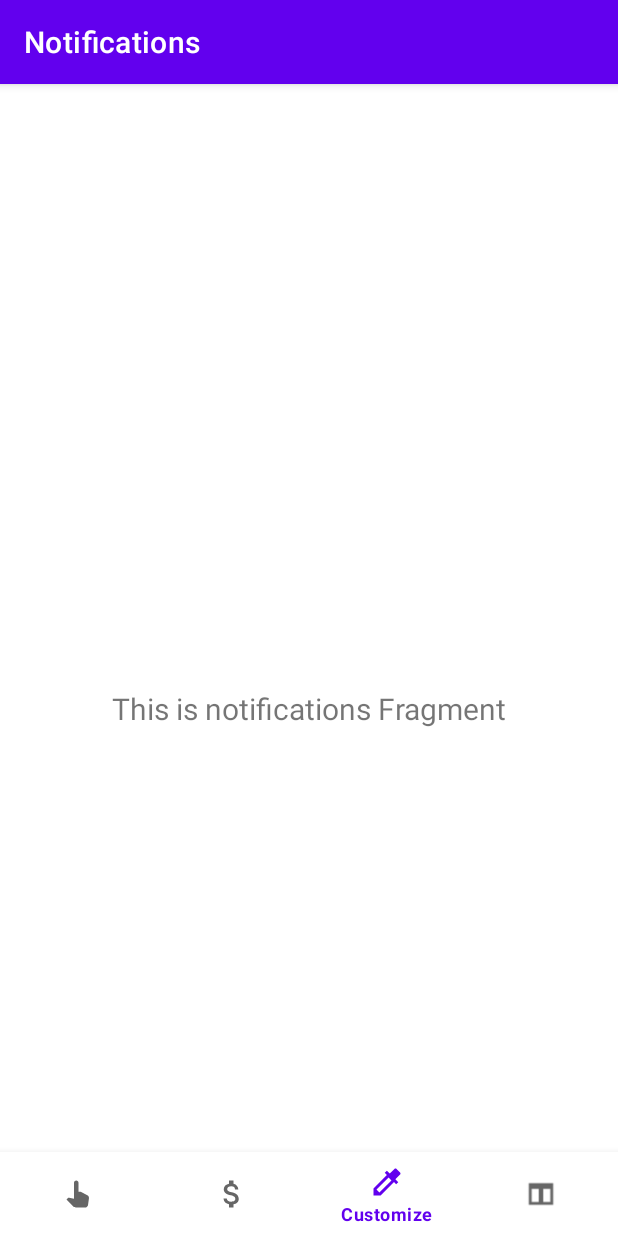
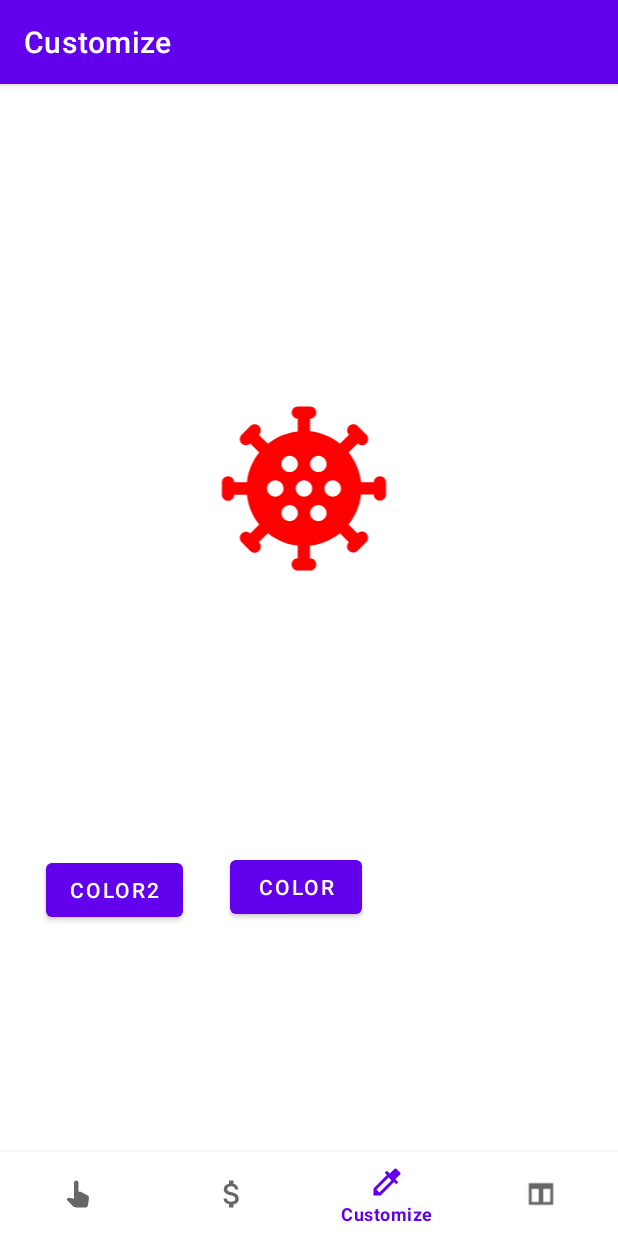
Before and after one commit to dancannotcode/ClickerGame, an Android app: the screen it shows after launch (MainActivity), item 3 of the bottom bar chosen, on a phone screen of 412 x 824 dp. Run offline under Robolectric (Android 15) with nearby library versions, the phone set to English and light mode, and no system bars; our stand-ins replace navigation-ui.

Commit message:
Moving Customization Testing to Correct Tab -All customization aspects have been moved to the correct tab -Customization tab top has had its name changed. -Renamed files that have become customization tab -Added new buttons that change colors

```diff
--- a/app/src/main/java/com/example/testing/ui/home/HomeFragment.kt
+++ b/app/src/main/java/com/example/testing/ui/home/HomeFragment.kt
@@ -1,11 +1,9 @@
 package com.example.testing.ui.home
 
-import android.graphics.Color
 import android.os.Bundle
 import android.view.LayoutInflater
 import android.view.View
 import android.view.ViewGroup
-import android.widget.TextView
 import androidx.fragment.app.Fragment
 import androidx.lifecycle.ViewModelProvider
 import com.example.testing.databinding.FragmentHomeBinding
@@ -28,21 +26,10 @@ class HomeFragment: Fragment() {
             ViewModelProvider(this).get(HomeViewModel::class.java)
 
         _binding = FragmentHomeBinding.inflate(inflater, container, false)
-        val root: View = binding.root
 
-        val textView: TextView = binding.textHome
-        homeViewModel.text.observe(viewLifecycleOwner) {
-            textView.text = it
-        }
-        return root
 
-    }
+        return binding.root
 
-    override fun onViewCreated(view: View, savedInstanceState: Bundle?) {
-        super.onViewCreated(view, savedInstanceState)
-        binding.colorButton.setOnClickListener{
-            binding.enemy.setColorFilter(Color.BLACK)
-        }
     }
 
     override fun onDestroyView() {
--- /dev/null
+++ b/app/src/main/java/com/example/testing/ui/notifications/CustomizationFragment.kt
@@ -0,0 +1,45 @@
+package com.example.testing.ui.notifications
+
+import android.graphics.Color
+import android.os.Bundle
+import android.view.LayoutInflater
+import android.view.View
+import android.view.ViewGroup
+import androidx.fragment.app.Fragment
+import androidx.lifecycle.ViewModelProvider
+import com.example.testing.databinding.FragmentCustomizationBinding
+
+class CustomizationFragment : Fragment() {
+
+    private var _binding: FragmentCustomizationBinding? = null
+
+    // This property is only valid between onCreateView and
+    // onDestroyView.
+    private val binding get() = _binding!!
+
+    override fun onCreateView(
+        inflater: LayoutInflater,
+        container: ViewGroup?,
+        savedInstanceState: Bundle?
+    ): View {
+        val customizationViewModel =
+            ViewModelProvider(this)[CustomizationViewModel::class.java]
+
+        _binding = FragmentCustomizationBinding.inflate(inflater, container, false)
+        return binding.root
+    }
+    override fun onViewCreated(view: View, savedInstanceState: Bundle?) {
+        super.onViewCreated(view, savedInstanceState)
+        binding.colorButton.setOnClickListener{
+            binding.enemy.setColorFilter(Color.BLACK)
+        }
+        binding.colorButton2.setOnClickListener{
+            binding.enemy.setColorFilter(Color.BLUE)
+        }
+    }
+
+    override fun onDestroyView() {
+        super.onDestroyView()
+        _binding = null
+    }
+}
--- a/app/src/main/java/com/example/testing/ui/notifications/NotificationsViewModel.kt
+++ b/app/src/main/java/com/example/testing/ui/notifications/CustomizationViewModel.kt
@@ -4,7 +4,7 @@ import androidx.lifecycle.LiveData
 import androidx.lifecycle.MutableLiveData
 import androidx.lifecycle.ViewModel
 
-class NotificationsViewModel : ViewModel() {
+class CustomizationViewModel : ViewModel() {
 
     private val _text = MutableLiveData<String>().apply {
         value = "This is notifications Fragment"
--- a/app/src/main/java/com/example/testing/ui/notifications/NotificationsFragment.kt
+++ /dev/null
@@ -1,42 +0,0 @@
-package com.example.testing.ui.notifications
-
-import android.os.Bundle
-import android.view.LayoutInflater
-import android.view.View
-import android.view.ViewGroup
-import android.widget.TextView
-import androidx.fragment.app.Fragment
-import androidx.lifecycle.ViewModelProvider
-import com.example.testing.databinding.FragmentNotificationsBinding
-
-class NotificationsFragment : Fragment() {
-
-    private var _binding: FragmentNotificationsBinding? = null
-
-    // This property is only valid between onCreateView and
-    // onDestroyView.
-    private val binding get() = _binding!!
-
-    override fun onCreateView(
-        inflater: LayoutInflater,
-        container: ViewGroup?,
-        savedInstanceState: Bundle?
-    ): View {
-        val notificationsViewModel =
-            ViewModelProvider(this).get(NotificationsViewModel::class.java)
-
-        _binding = FragmentNotificationsBinding.inflate(inflater, container, false)
-        val root: View = binding.root
-
-        val textView: TextView = binding.textNotifications
-        notificationsViewModel.text.observe(viewLifecycleOwner) {
-            textView.text = it
-        }
-        return root
-    }
-
-    override fun onDestroyView() {
-        super.onDestroyView()
-        _binding = null
-    }
-}
--- /dev/null
+++ b/app/src/main/res/layout/fragment_customization.xml
@@ -0,0 +1,53 @@
+<?xml version="1.0" encoding="utf-8"?>
+<androidx.constraintlayout.widget.ConstraintLayout xmlns:android="http://schemas.android.com/apk/res/android"
+    xmlns:app="http://schemas.android.com/apk/res-auto"
+    xmlns:tools="http://schemas.android.com/tools"
+    android:layout_width="match_parent"
+    android:layout_height="match_parent"
+    tools:context=".ui.notifications.CustomizationFragment">
+
+    <TextView
+        android:id="@+id/text_notifications"
+        android:layout_width="match_parent"
+        android:layout_height="wrap_content"
+        android:layout_marginStart="8dp"
+        android:layout_marginTop="8dp"
+        android:layout_marginEnd="8dp"
+        android:textAlignment="center"
+        android:textSize="20sp"
+        app:layout_constraintBottom_toBottomOf="parent"
+        app:layout_constraintEnd_toEndOf="parent"
+        app:layout_constraintStart_toStartOf="parent"
+        app:layout_constraintTop_toTopOf="parent"/>
+    <ImageView
+        android:id="@+id/enemy"
+        android:layout_width="141dp"
+        android:layout_height="131dp"
+        android:layout_marginStart="132dp"
+        android:layout_marginTop="148dp"
+        android:src="@drawable/test_enemy"
+        app:layout_constraintStart_toStartOf="parent"
+        app:layout_constraintTop_toTopOf="parent" />
+
+    <Button
+        android:id="@+id/color_button"
+        android:layout_width="wrap_content"
+        android:layout_height="wrap_content"
+        android:layout_marginStart="153dp"
+        android:layout_marginTop="307dp"
+        android:text="@string/Color"
+        app:layout_constraintStart_toStartOf="parent"
+        app:layout_constraintTop_toTopOf="@+id/enemy" />
+
+    <Button
+        android:id="@+id/color_button2"
+        android:layout_width="wrap_content"
+        android:layout_height="wrap_content"
+        android:layout_marginStart="29dp"
+        android:layout_marginTop="457dp"
+        android:layout_marginEnd="30dp"
+        android:text="@string/Color2"
+        app:layout_constraintEnd_toStartOf="@+id/color_button"
+        app:layout_constraintStart_toStartOf="parent"
+        app:layout_constraintTop_toTopOf="parent" />
+</androidx.constraintlayout.widget.ConstraintLayout>
--- a/app/src/main/res/layout/fragment_home.xml
+++ b/app/src/main/res/layout/fragment_home.xml
@@ -4,39 +4,5 @@
     xmlns:tools="http://schemas.android.com/tools"
     android:layout_width="match_parent"
     android:layout_height="match_parent"
-    tools:context=".ui.home.HomeFragment">
-
-    <TextView
-        android:id="@+id/text_home"
-        android:layout_width="match_parent"
-        android:layout_height="wrap_content"
-        android:layout_marginStart="8dp"
-        android:layout_marginTop="8dp"
-        android:layout_marginEnd="8dp"
-        android:textAlignment="center"
-        android:textSize="20sp"
-        app:layout_constraintBottom_toBottomOf="parent"
-        app:layout_constraintEnd_toEndOf="parent"
-        app:layout_constraintStart_toStartOf="parent"
-        app:layout_constraintTop_toTopOf="parent" />
-
-    <ImageView
-        android:id="@+id/enemy"
-        android:layout_width="141dp"
-        android:layout_height="131dp"
-        android:layout_marginStart="132dp"
-        android:layout_marginTop="148dp"
-        android:src="@drawable/test_enemy"
-        app:layout_constraintStart_toStartOf="parent"
-        app:layout_constraintTop_toTopOf="parent" />
-
-    <Button
-        android:id="@+id/color_button"
-        android:layout_width="wrap_content"
-        android:layout_height="wrap_content"
-        android:layout_marginStart="153dp"
-        android:layout_marginTop="307dp"
-        android:text="@string/Color"
-        app:layout_constraintStart_toStartOf="parent"
-        app:layout_constraintTop_toTopOf="@+id/enemy" />
+    tools:context=".ui.home.HomeFragment">/>
 </androidx.constraintlayout.widget.ConstraintLayout>
--- a/app/src/main/res/layout/fragment_notifications.xml
+++ /dev/null
@@ -1,22 +0,0 @@
-<?xml version="1.0" encoding="utf-8"?>
-<androidx.constraintlayout.widget.ConstraintLayout xmlns:android="http://schemas.android.com/apk/res/android"
-    xmlns:app="http://schemas.android.com/apk/res-auto"
-    xmlns:tools="http://schemas.android.com/tools"
-    android:layout_width="match_parent"
-    android:layout_height="match_parent"
-    tools:context=".ui.notifications.NotificationsFragment">
-
-    <TextView
-        android:id="@+id/text_notifications"
-        android:layout_width="match_parent"
-        android:layout_height="wrap_content"
-        android:layout_marginStart="8dp"
-        android:layout_marginTop="8dp"
-        android:layout_marginEnd="8dp"
-        android:textAlignment="center"
-        android:textSize="20sp"
-        app:layout_constraintBottom_toBottomOf="parent"
-        app:layout_constraintEnd_toEndOf="parent"
-        app:layout_constraintStart_toStartOf="parent"
-        app:layout_constraintTop_toTopOf="parent" />
-</androidx.constraintlayout.widget.ConstraintLayout>
--- a/app/src/main/res/navigation/mobile_navigation.xml
+++ b/app/src/main/res/navigation/mobile_navigation.xml
@@ -19,9 +19,9 @@
 
     <fragment
         android:id="@+id/navigation_notifications"
-        android:name="com.example.testing.ui.notifications.NotificationsFragment"
-        android:label="@string/title_notifications"
-        tools:layout="@layout/fragment_notifications" />
+        android:name="com.example.testing.ui.notifications.CustomizationFragment"
+        android:label="@string/title_customization"
+        tools:layout="@layout/fragment_customization" />
 
     <fragment
         android:id="@+id/navigation_notHome"
--- a/app/src/main/res/values/strings.xml
+++ b/app/src/main/res/values/strings.xml
@@ -1,11 +1,11 @@
 <resources>
-    <string name="app_name">Testing</string>
+    <string name="app_name">Virus Clicker</string>
     <string name="title_home">Home</string>
     <string name="title_dashboard">Dashboard</string>
-    <string name="title_notifications">Notifications</string>
     <string name="title_test">Test Tab</string>
     <string name="title_clicking">Clicking Tab</string>
     <string name="title_shop">Shop</string>
     <string name="title_customization">Customize</string>
     <string name="Color">Color</string>
+    <string name="Color2">Color2</string>
 </resources>
```
